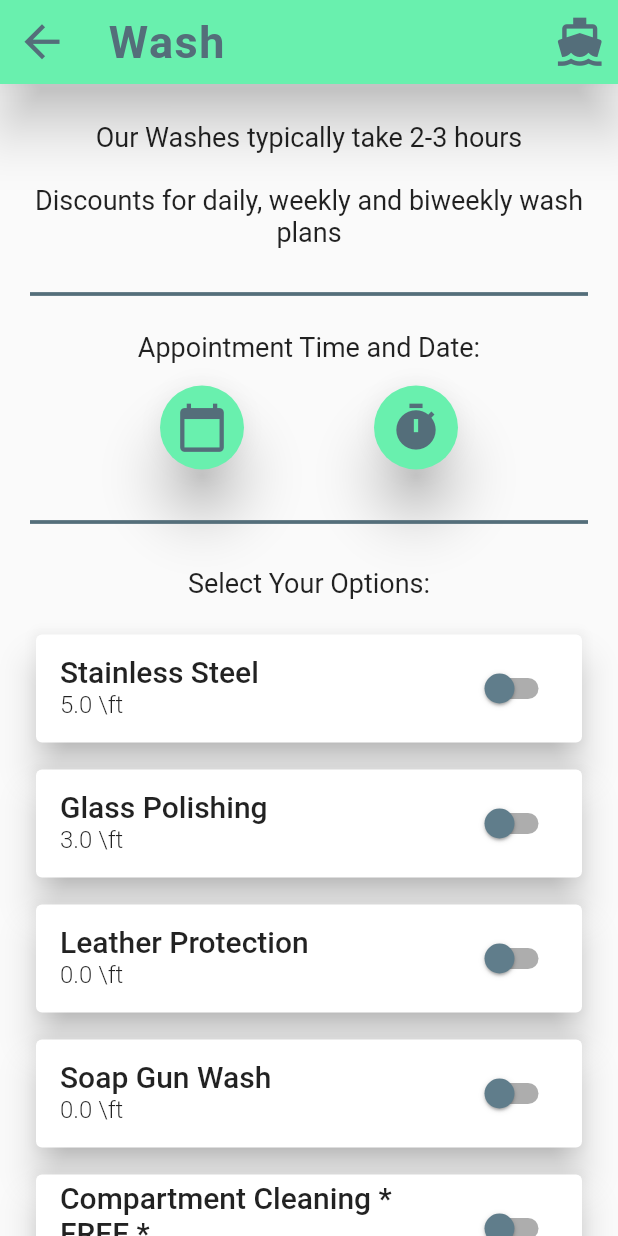
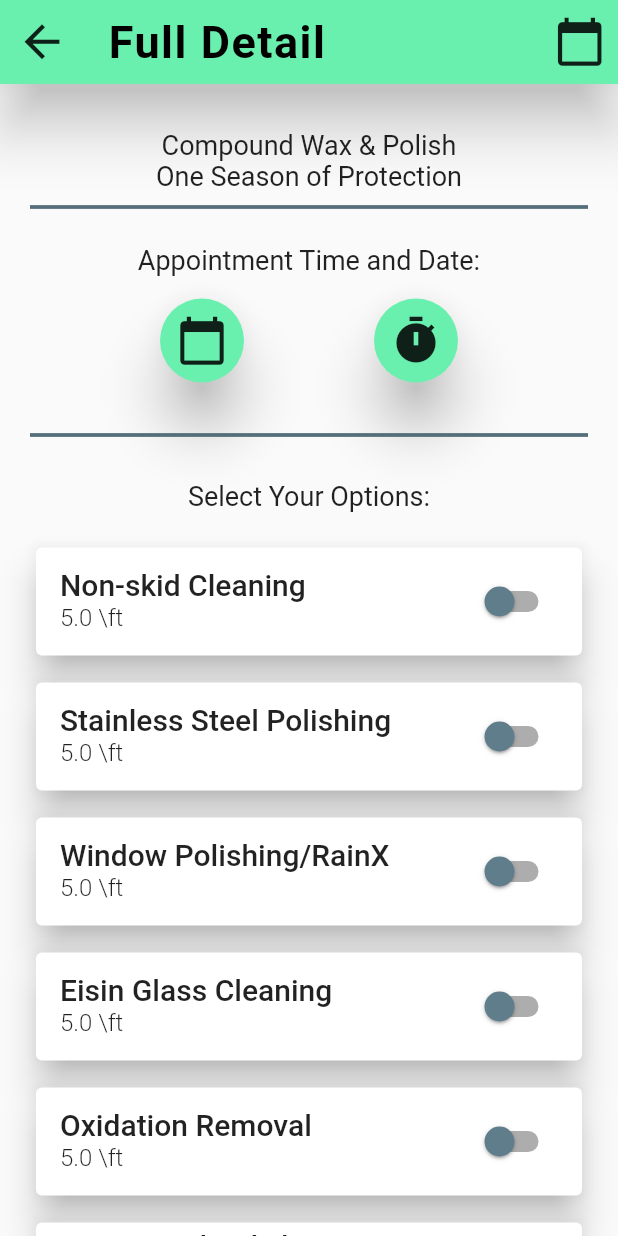
Before and after one commit to gardnerapp/newport_marine_ios, a Flutter app: the screen it shows after launch, on a phone screen of 412 x 824 dp. Run offline on Flutter 3.47's test engine with Material 2 defaults, Android fonts, the phone set to English and light mode, and no system bars.

Commit message:
Remove uneccessary files, create full detail page

```diff
--- a/lib/app_bar_styling.dart
+++ b/lib/app_bar_styling.dart
@@ -4,7 +4,7 @@ AppBar customAppBar(String title, IconData leadingIconData,
     Function leadingOnPressed, IconData actionIconData, actionOnPressed) {
   return AppBar(
     iconTheme: IconThemeData(
-      color: Colors.blueGrey[600],
+      color: Colors.black87,
     ),
     title: Text(
       title,
@@ -31,7 +31,7 @@ AppBar customAppBar(String title, IconData leadingIconData,
 
 TextStyle appBarTitle(){
   return TextStyle(
-    color: Colors.blueGrey[600],
+    color: Colors.black,
     fontWeight: FontWeight.w700,
     letterSpacing: 1.0,
     fontSize: 30.0,
--- a/lib/main.dart
+++ b/lib/main.dart
@@ -1,9 +1,9 @@
 
-import 'package:dilibro_boat/appointments/book_appointment.dart';
 import 'package:dilibro_boat/authentication_pages/auth.dart';
 import 'package:dilibro_boat/app_bar_styling.dart';
 import 'package:dilibro_boat/forms/create_boat.dart';
 import 'package:dilibro_boat/models/boat.dart';
+import 'package:dilibro_boat/services/full_detail/full_detail.dart';
 import 'package:dilibro_boat/services/services_home.dart';
 import 'package:dilibro_boat/services/thank_you.dart';
 
@@ -41,8 +41,10 @@ class MyApp extends StatelessWidget {
 class Home extends StatelessWidget {
   @override
   Widget build(BuildContext context) {
-    return //ThankYou();
-     WashPage(boat: Boat("hog", 22, "location"),);
+    return FullDetail();
+
+    //ThankYou();
+     //WashPage(boat: Boat("hog", 22, "location"),);
 
    //Auth();
    //ServicesHome();
--- a/lib/appointments/book_appointment.dart
+++ b/lib/services/appointments/book_appointment.dart
@@ -1,5 +1,7 @@
-import 'package:dilibro_boat/appointments/book_floating_action_button.dart';
+
 import 'package:flutter/material.dart';
+
+import 'book_floating_action_button.dart';
 
 class BookAppointment extends StatefulWidget {
   final Function handleDateChange;
--- a/lib/appointments/book_floating_action_button.dart
+++ b/lib/services/appointments/book_floating_action_button.dart
@@ -10,7 +10,7 @@ class BookFloatingAction extends StatelessWidget {
     return FloatingActionButton(
         onPressed: onPressed,
     backgroundColor: Colors.greenAccent,
-      child: Icon(iconData, size: 35.0, color: Colors.blueGrey[600],),
+      child: Icon(iconData, size: 35.0, color: Colors.black87,),
       elevation: 16.0,
       splashColor: Colors.blueGrey[600]
     );
--- a/lib/services/full_detail/full_detail.dart
+++ b/lib/services/full_detail/full_detail.dart
@@ -1 +1,131 @@
+import 'package:dilibro_boat/services/appointments/book_appointment.dart';
+import 'package:dilibro_boat/services/wash/wash_switch_tile.dart';
 import 'package:flutter/material.dart';
+import 'package:dilibro_boat/services/wash/wash_text_styles.dart';
+import '../../app_bar_styling.dart';
+
+class FullDetail extends StatefulWidget {
+  @override
+  _FullDetailState createState() => _FullDetailState();
+}
+
+class _FullDetailState extends State<FullDetail> {
+  double cost = costPerFoot * 12.0;
+  static double costPerFoot = 16.0;
+  var selectedDate = DateTime.now();
+  var selectedTime = TimeOfDay.now();
+  @override
+  Widget build(BuildContext context) {
+    return Scaffold(
+      appBar: customAppBar(
+          "Full Detail",
+          Icons.arrow_back,
+          () {
+            Navigator.pop(context);
+          },
+          Icons.calendar_today,
+          () {
+            //Push to List of Appointments
+          }),
+      body: ListView(
+        padding: const EdgeInsets.all(20.0),
+        children: <Widget>[
+          SizedBox(height: 10),
+          instructionText("Compound Wax & Polish "),
+          instructionText("One Season of Protection"),
+          Divider(height: 20.0, thickness: 2.5, color: Colors.blueGrey[600]),
+          SizedBox(height: 15),
+          Text(
+            "Appointment Time and Date:",
+            style: instructionsTextStyle(),
+            textAlign: TextAlign.center,
+          ),
+          SizedBox(height: 15),
+          BookAppointment(
+            handleDateChange: (DateTime date) => setState(() {selectedDate = date;}),
+            handleTimeChange: (TimeOfDay time) => setState((){selectedTime = time;}),
+          ),
+          SizedBox(height: 25),
+          Divider(height: 20.0, thickness: 2.5, color: Colors.blueGrey[600]),
+          SizedBox(height: 20),
+          instructionText("Select Your Options:"),
+          SizedBox(height: 20),
+          WashSwitchTile(
+            option: "Non-skid Cleaning",
+            optionCost: 5.0,
+            handleChange: (bool value) => setState((){
+              double num = 22 * 5.0;
+              if(value){
+                cost += num;
+              }else{
+                cost = cost - num;
+              }
+            }),
+          ),SizedBox(height: 10),
+          WashSwitchTile(
+            option: "Stainless Steel Polishing",
+            optionCost: 5.0,
+            handleChange: (bool value) => setState((){
+              double num = 22 * 5.0;
+              if(value){
+                cost += num;
+              }else{
+                cost = cost - num;
+              }
+            }),
+          ),SizedBox(height: 10),
+          WashSwitchTile(
+            option: "Window Polishing/RainX",
+            optionCost: 5.0,
+            handleChange: (bool value) => setState((){
+              double num = 22 * 5.0;
+              if(value){
+                cost += num;
+              }else{
+                cost = cost - num;
+              }
+            }),
+          ),SizedBox(height: 10),
+          WashSwitchTile(
+            option: "Eisin Glass Cleaning",
+            optionCost: 5.0,
+            handleChange: (bool value) => setState((){
+              double num = 22 * 5.0;
+              if(value){
+                cost += num;
+              }else{
+                cost = cost - num;
+              }
+            }),
+          ),SizedBox(height: 10),
+          WashSwitchTile(
+            option: "Oxidation Removal",
+            optionCost: 5.0,
+            handleChange: (bool value) => setState((){
+              double num = 22 * 5.0;
+              if(value){
+                cost += num;
+              }else{
+                cost = cost - num;
+              }
+            }),
+          ),SizedBox(height: 10),
+          WashSwitchTile(
+            option: "Compound Polish /Waz Topside",
+            optionCost: 5.0,
+            handleChange: (bool value) => setState((){
+              double num = 22 * 5.0;
+              if(value){
+                cost += num;
+              }else{
+                cost = cost - num;
+              }
+            }),
+          ),SizedBox(height: 10),
+
+
+        ],
+      ),
+    );
+  }
+}
--- a/lib/services/wash/wash_page.dart
+++ b/lib/services/wash/wash_page.dart
@@ -1,7 +1,7 @@
 import 'package:dilibro_boat/app_bar_styling.dart';
-import 'package:dilibro_boat/appointments/book_appointment.dart';
 import 'package:dilibro_boat/forms/raised_icon_style.dart';
 import 'package:dilibro_boat/models/boat.dart';
+import 'package:dilibro_boat/services/appointments/book_appointment.dart';
 import 'package:dilibro_boat/services/wash/wash_switch_tile.dart';
 import 'package:dilibro_boat/services/wash/wash_text_styles.dart';
 import 'package:flutter/material.dart';
@@ -32,7 +32,7 @@ class _WashPageState extends State<WashPage> {
 
   @override
   Widget build(BuildContext context) {
-
+//TODO wrap text in expandeds
     return Scaffold(
       appBar: customAppBar("Wash", Icons.arrow_back, (){
         Navigator.pop(context);
@@ -42,7 +42,7 @@ class _WashPageState extends State<WashPage> {
         body: ListView(
           padding: const EdgeInsets.all(20.0),
           children: <Widget>[
-            SizedBox(height: 5.0),
+            SizedBox(height: 10.0),
             instructionText(
               "Our Washes typically take 2-3 hours\n"
             ),
@@ -50,7 +50,7 @@ class _WashPageState extends State<WashPage> {
             Divider(height: 20.0, thickness: 2.5, color: Colors.blueGrey[600]),
             SizedBox(height: 15),
             Text(
-              "Appointment Time and Date:",
+              "Which time and date work for you? ",
               style: instructionsTextStyle(),
               textAlign: TextAlign.center,
             ),
```
Also changed, not shown: lib/services/wash/occurence.dart (deleted, +0 -46 lines), lib/services/additional_instructions_form.dart (added), lib/services/castoff_and_departure.dart (deleted), lib/services/ceramics.dart (deleted), lib/services/services_reciept.dart (added).
